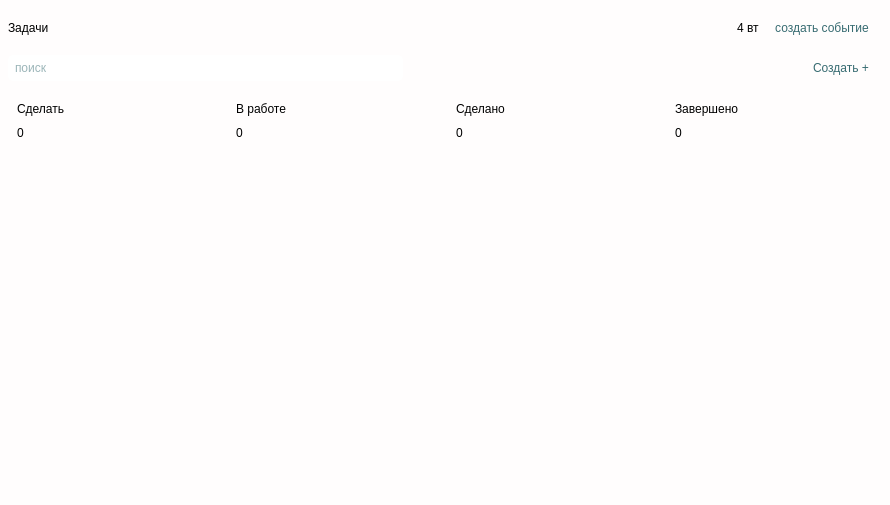
Before: the Qt Designer form TaskWindow.ui in Barnaga/TerraCRM, drawn with Qt 5.
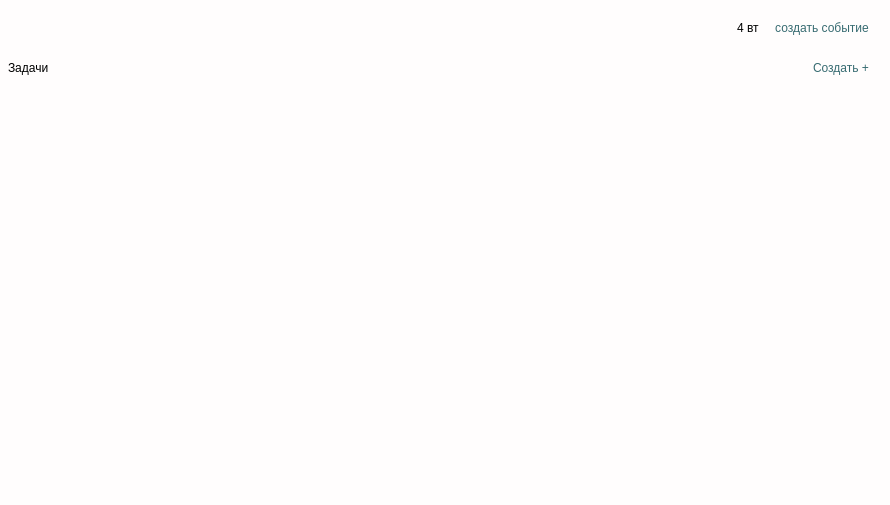
After: the same form once the commit is applied.

```diff
--- a/TaskWindow.ui
+++ b/TaskWindow.ui
@@ -54,13 +54,6 @@
       <layout class="QVBoxLayout" name="verticalLayout_5">
        <item>
         <layout class="QHBoxLayout" name="horizontalLayout_4">
-         <item>
-          <widget class="QLabel" name="nameLbl">
-           <property name="text">
-            <string>Задачи</string>
-           </property>
-          </widget>
-         </item>
          <item>
           <spacer name="horizontalSpacer">
            <property name="orientation">
@@ -97,9 +90,9 @@
        <item>
         <layout class="QHBoxLayout" name="horizontalLayout_3">
          <item>
-          <widget class="QLineEdit" name="searchEdit">
-           <property name="placeholderText">
-            <string>поиск</string>
+          <widget class="QLabel" name="nameLbl">
+           <property name="text">
+            <string>Задачи</string>
            </property>
           </widget>
          </item>
@@ -127,138 +120,6 @@
        </item>
       </layout>
      </item>
-     <item>
-      <layout class="QHBoxLayout" name="horizontalLayout">
-       <item>
-        <widget class="QWidget" name="doColumn" native="true">
-         <property name="sizePolicy">
-          <sizepolicy hsizetype="Minimum" vsizetype="Preferred">
-           <horstretch>0</horstretch>
-           <verstretch>0</verstretch>
-          </sizepolicy>
-         </property>
-         <layout class="QVBoxLayout" name="verticalLayout">
-          <property name="spacing">
-           <number>10</number>
-          </property>
-          <property name="leftMargin">
-           <number>9</number>
-          </property>
-          <item>
-           <widget class="QLabel" name="doLbl">
-            <property name="text">
-             <string>Сделать</string>
-            </property>
-           </widget>
-          </item>
-          <item>
-           <widget class="QLabel" name="countDoLbl">
-            <property name="text">
-             <string>0</string>
-            </property>
-           </widget>
-          </item>
-         </layout>
-        </widget>
-       </item>
-       <item>
-        <widget class="QWidget" name="workColumn" native="true">
-         <property name="sizePolicy">
-          <sizepolicy hsizetype="Minimum" vsizetype="Preferred">
-           <horstretch>0</horstretch>
-           <verstretch>0</verstretch>
-          </sizepolicy>
-         </property>
-         <layout class="QVBoxLayout" name="verticalLayout_2">
-          <property name="spacing">
-           <number>10</number>
-          </property>
-          <property name="leftMargin">
-           <number>9</number>
-          </property>
-          <item>
-           <widget class="QLabel" name="workLbl">
-            <property name="text">
-             <string>В работе</string>
-            </property>
-           </widget>
-          </item>
-          <item>
-           <widget class="QLabel" name="countWorkLbl">
-            <property name="text">
-             <string>0</string>
-            </property>
-           </widget>
-          </item>
-         </layout>
-        </widget>
-       </item>
-       <item>
-        <widget class="QWidget" name="doneColumn" native="true">
-         <property name="sizePolicy">
-          <sizepolicy hsizetype="Minimum" vsizetype="Preferred">
-           <horstretch>0</horstretch>
-           <verstretch>0</verstretch>
-          </sizepolicy>
-         </property>
-         <layout class="QVBoxLayout" name="verticalLayout_3">
-          <property name="spacing">
-           <number>10</number>
-          </property>
-          <property name="leftMargin">
-           <number>9</number>
-          </property>
-          <item>
-           <widget class="QLabel" name="doneLbl">
-            <property name="text">
-             <string>Сделано</string>
-            </property>
-           </widget>
-          </item>
-          <item>
-           <widget class="QLabel" name="countDoneLbl">
-            <property name="text">
-             <string>0</string>
-            </property>
-           </widget>
-          </item>
-         </layout>
-        </widget>
-       </item>
-       <item>
-        <widget class="QWidget" name="completedColumn" native="true">
-         <property name="sizePolicy">
-          <sizepolicy hsizetype="Minimum" vsizetype="Preferred">
-           <horstretch>0</horstretch>
-           <verstretch>0</verstretch>
-          </sizepolicy>
-         </property>
-         <layout class="QVBoxLayout" name="verticalLayout_4">
-          <property name="spacing">
-           <number>10</number>
-          </property>
-          <property name="leftMargin">
-           <number>9</number>
-          </property>
-          <item>
-           <widget class="QLabel" name="completeLbl">
-            <property name="text">
-             <string>Завершено</string>
-            </property>
-           </widget>
-          </item>
-          <item>
-           <widget class="QLabel" name="countCompletedLbl">
-            <property name="text">
-             <string>0</string>
-            </property>
-           </widget>
-          </item>
-         </layout>
-        </widget>
-       </item>
-      </layout>
-     </item>
     </layout>
    </item>
    <item>
```
Left out of the diff: 2 changed lines with no effect on the pictures.
